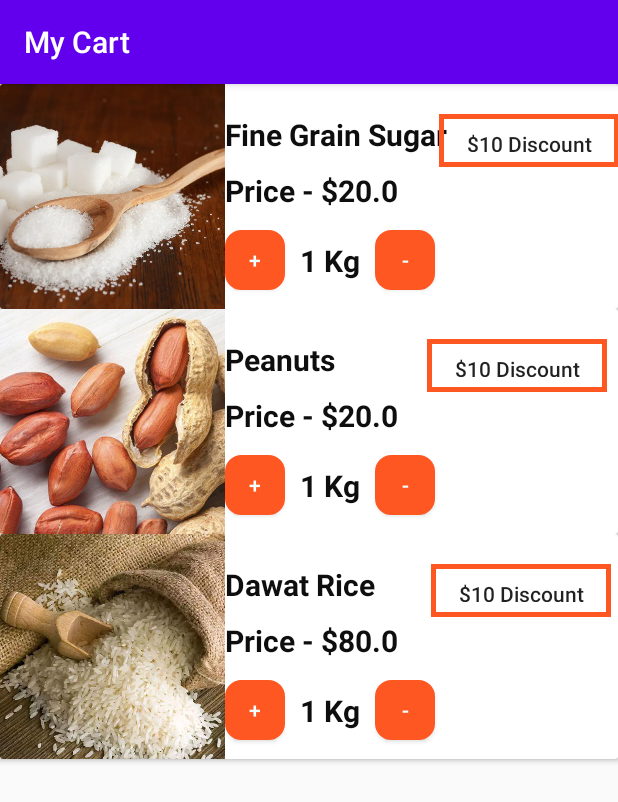
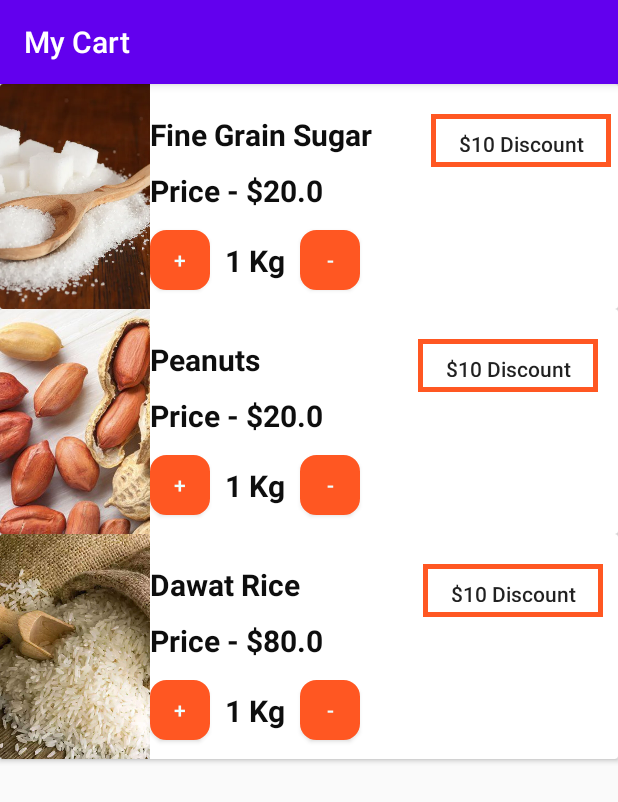
Before and after one commit to Thanhtikezaw19/mycurtWithRecyclerView, an Android app: the screen it shows after launch (MainActivity), on a phone screen of 412 x 824 dp. Shown: the top 802 px of the screen. Run offline under Robolectric (Android 15) with nearby library versions, the phone set to English and light mode, and no system bars.

Commit message:
photo size change1

```diff
--- a/app/src/main/res/layout/item_good.xml
+++ b/app/src/main/res/layout/item_good.xml
@@ -10,7 +10,7 @@
 
     <ImageView
         android:id="@+id/imgGood"
-        android:layout_width="150dp"
+        android:layout_width="100dp"
         android:layout_height="150dp"
         android:scaleType="centerCrop"
         app:layout_constraintTop_toTopOf="parent"
```
